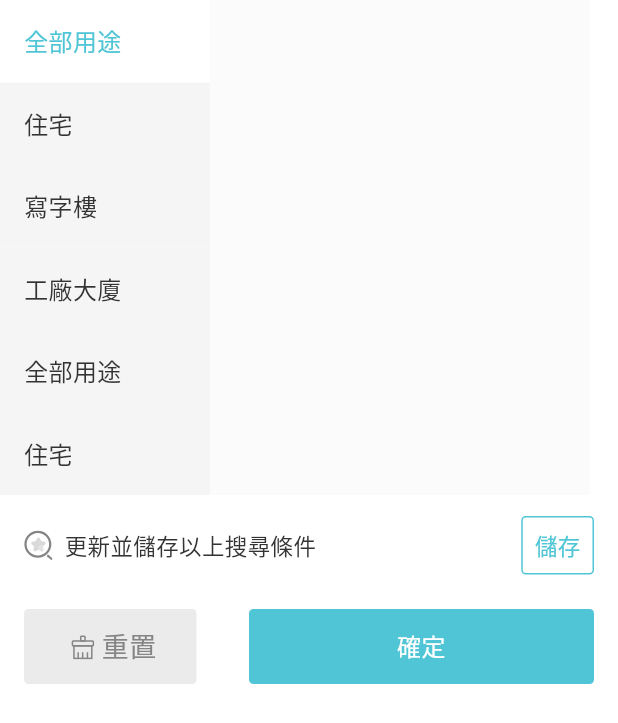
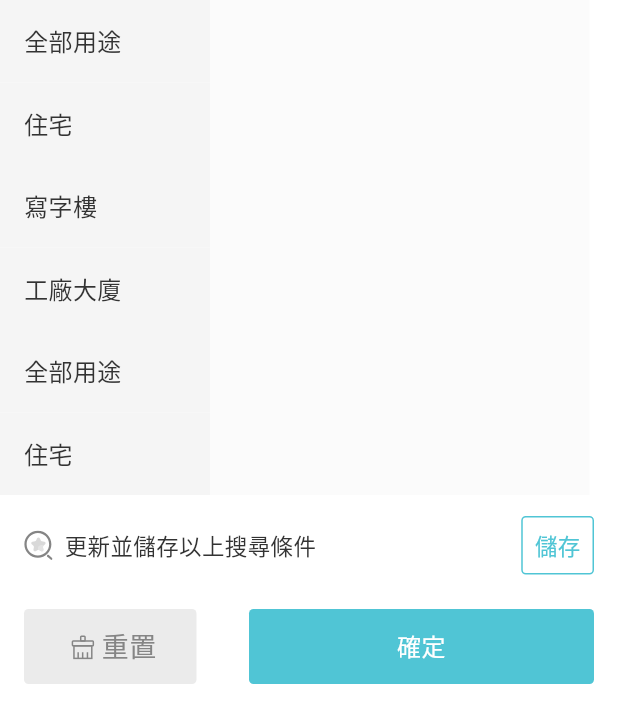
Before and after one commit to datapkt-dev/nova852, a Flutter app: the FunctionWidget2 widget shown alone on an empty page, opened directly, on a phone screen of 412 x 824 dp. Shown: the top 723 px of the screen. Run offline on Flutter 3.47's test engine with Material 3 defaults, Android fonts, the phone set to English and light mode, and no system bars; our stand-ins replace card_swiper, flutter_svg; network calls fail; Roboto replaces fonts that are missing (PingFang TC).

Commit message:
[edit] filter function reset

```diff
--- a/lib/pages/index/components/function.dart
+++ b/lib/pages/index/components/function.dart
@@ -12,7 +12,7 @@ class FunctionWidget2 extends StatefulWidget {
 }
 
 class _FunctionWidgetState extends State<FunctionWidget2> {
-  int _selectedIndex = 0;
+  int _selectedIndex = -1;
   bool _showContainer = false;
 
   @override
@@ -199,7 +199,14 @@ class _FunctionWidgetState extends State<FunctionWidget2> {
                 child: Row(
                   mainAxisAlignment: MainAxisAlignment.spaceBetween,
                   children: [
-                    Container(
+                    InkWell(
+                      onTap: (){
+                        setState(() {
+                          _selectedIndex = -1;
+                          _showContainer = false;
+                        });
+                      },
+                      child: Container(
                         width: 115,
                         height: 50,
                         decoration: ShapeDecoration(
@@ -221,6 +228,7 @@ class _FunctionWidgetState extends State<FunctionWidget2> {
                               ),
                             )
                           ],
+                        ),
                       ),
                     ),
                     Container(
```
Also changed, not shown: lib/pages/index/components/area.dart (+10 -1 lines). Lines whose indentation alone changed are shown as unchanged.
